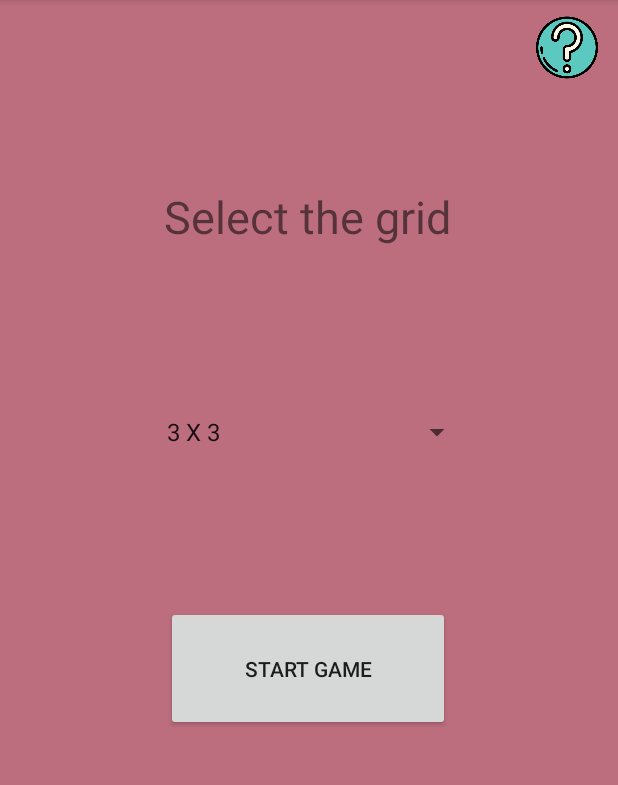
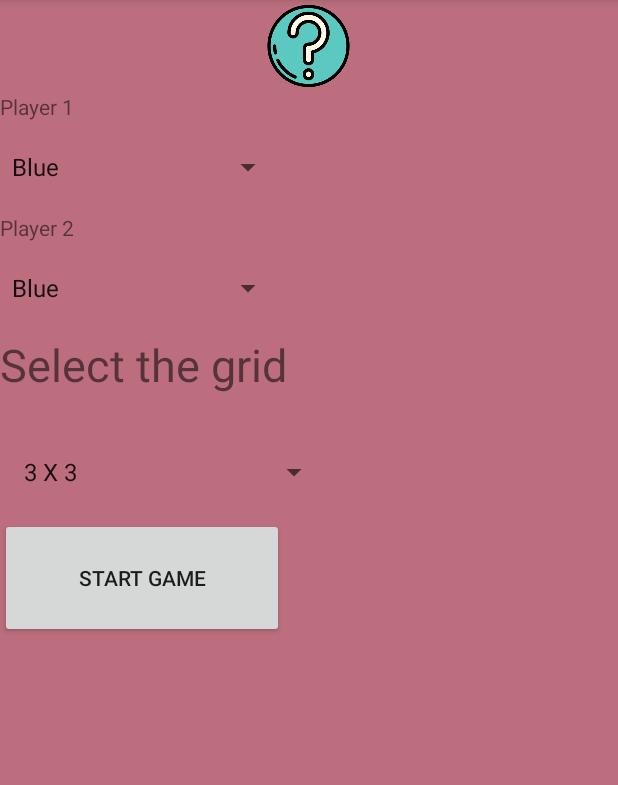
Before and after one commit to romerotac/SquareGame, an Android app: the SelectionPage screen opened directly, with no data from a screen before it, on a phone screen of 412 x 824 dp, the part 84-869 px from its top. Run offline under Robolectric (Android 15) with nearby library versions, the phone set to English and light mode, and no system bars.

Commit message:
player colors
did a spinner with all colors

```diff
--- a/app/src/main/res/layout/activity_selection_page.xml
+++ b/app/src/main/res/layout/activity_selection_page.xml
@@ -9,47 +9,83 @@
 
     <ImageView
         android:id="@+id/question_mark_button"
-        android:layout_width="68dp"
-        android:layout_height="63dp"
-        app:layout_constraintBottom_toBottomOf="parent"
-        app:layout_constraintEnd_toEndOf="parent"
-        app:layout_constraintHorizontal_bias="1.0"
-        app:layout_constraintStart_toStartOf="parent"
-        app:layout_constraintTop_toTopOf="parent"
-        app:layout_constraintVertical_bias="0.0"
-        app:srcCompat="@drawable/question_mark_button" />
+        android:layout_width="411dp"
+        android:layout_height="61dp"
+        app:srcCompat="@drawable/question_mark_button"
+        tools:ignore="MissingConstraints" />
 
     <Spinner
         android:id="@+id/spinner"
         android:layout_width="220dp"
-        android:layout_height="32dp"
-        android:layout_marginTop="108dp"
-        app:layout_constraintEnd_toEndOf="parent"
-        app:layout_constraintHorizontal_bias="0.497"
-        app:layout_constraintStart_toStartOf="parent"
-        app:layout_constraintTop_toBottomOf="@+id/textView" />
+        android:layout_height="61dp"
+        tools:ignore="MissingConstraints"
+        tools:layout_editor_absoluteX="96dp"
+        tools:layout_editor_absoluteY="516dp"
+        app:layout_constraintTop_toBottomOf="@+id/textView"/>
 
     <Button
         android:id="@+id/button_game"
         android:layout_width="189dp"
-        android:layout_height="83dp"
+        android:layout_height="80dp"
         android:text="START GAME"
-        app:layout_constraintBottom_toBottomOf="parent"
-        app:layout_constraintEnd_toEndOf="parent"
-        app:layout_constraintHorizontal_bias="0.498"
-        app:layout_constraintStart_toStartOf="parent"
-        app:layout_constraintTop_toBottomOf="@+id/spinner"
-        app:layout_constraintVertical_bias="0.263" />
+        tools:ignore="MissingConstraints"
+        tools:layout_editor_absoluteX="111dp"
+        tools:layout_editor_absoluteY="600dp"
+        app:layout_constraintTop_toBottomOf="@+id/spinner"/>
 
     <TextView
         android:id="@+id/textView"
-        android:layout_width="192dp"
-        android:layout_height="40dp"
-        android:layout_marginTop="124dp"
+        android:layout_width="191dp"
+        android:layout_height="61dp"
         android:text="Select the grid"
         android:textSize="30sp"
-        app:layout_constraintEnd_toEndOf="parent"
-        app:layout_constraintHorizontal_bias="0.497"
-        app:layout_constraintStart_toStartOf="parent"
-        app:layout_constraintTop_toTopOf="parent" />
+        tools:ignore="MissingConstraints"
+        tools:layout_editor_absoluteX="96dp"
+        tools:layout_editor_absoluteY="392dp"
+        app:layout_constraintTop_toBottomOf="@+id/spinner3"/>
+
+    <TextView
+        android:id="@+id/textView2"
+        android:layout_width="wrap_content"
+        android:layout_height="wrap_content"
+        android:text="Player 1"
+        tools:ignore="MissingConstraints"
+        tools:layout_editor_absoluteX="96dp"
+        tools:layout_editor_absoluteY="91dp"
+        app:layout_constraintTop_toBottomOf="@+id/question_mark_button"
+        />
+
+    <Spinner
+        android:id="@+id/spinner2"
+        android:layout_width="189dp"
+        android:layout_height="61dp"
+        android:entries="@array/colors"
+        tools:ignore="MissingConstraints"
+        tools:layout_editor_absoluteX="96dp"
+        tools:layout_editor_absoluteY="139dp"
+        app:layout_constraintTop_toBottomOf="@+id/textView2"/>
+
+    <TextView
+        android:id="@+id/textView7"
+        android:layout_width="wrap_content"
+        android:layout_height="wrap_content"
+        android:text="Player 2"
+        tools:ignore="MissingConstraints"
+        tools:layout_editor_absoluteX="89dp"
+        tools:layout_editor_absoluteY="230dp"
+        app:layout_constraintTop_toBottomOf="@+id/spinner2"/>
+
+    <Spinner
+        android:id="@+id/spinner3"
+        android:layout_width="189dp"
+        android:layout_height="61dp"
+        android:entries="@array/colors"
+        tools:ignore="MissingConstraints"
+        tools:layout_editor_absoluteX="96dp"
+        tools:layout_editor_absoluteY="268dp"
+        app:layout_constraintTop_toBottomOf="@+id/textView7"/>
+    "
+    tools:ignore="MissingConstraints"
+    tools:layout_editor_absoluteX="71dp"
+    tools:layout_editor_absoluteY="223dp" />
 </androidx.constraintlayout.widget.ConstraintLayout>
--- a/app/src/main/res/values/strings.xml
+++ b/app/src/main/res/values/strings.xml
@@ -3,6 +3,16 @@
     <string name="the_object_of_the_game_is_to_form_a_square_by_joining_four_dots_when_a_player_draws_a_line_that_closes_a_square_she_writes_her_initials_inside_the_square_and_gets_a_bonus_turn_when_all_possible_lines_have_been_drawn_the_player_with_the_most_initialed_squares_is_the_winner">The object of the game is to form a square by joining four dots. When a player draws a line that closes a square, she writes her initials inside the square and gets a bonus turn. When all possible lines have been drawn, the player with the most initialed squares is the winner.</string>
     <string name="objective">Objective</string>
     <string name="guide">Guide</string>
+
+
+    <string-array name="colors">
+        <item>Blue  </item>
+        <item>Cyan </item>
+        <item>Green </item>
+        <item>Magenta </item>
+        <item>Red </item>
+        <item>Yellow </item>
+    </string-array>
 
     <string-array name="grid">
         <item>3 X 3 </item>
```
